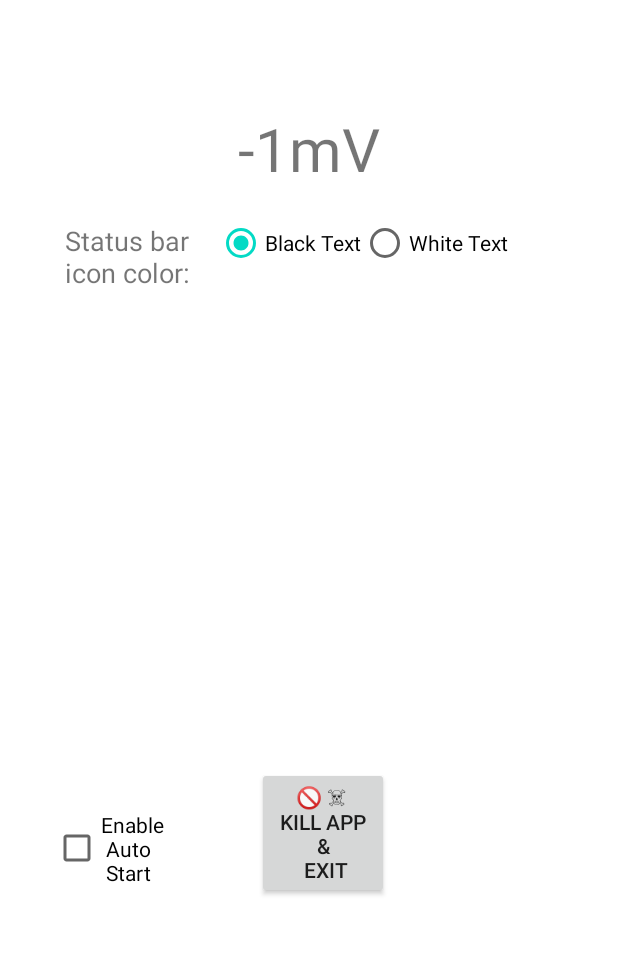
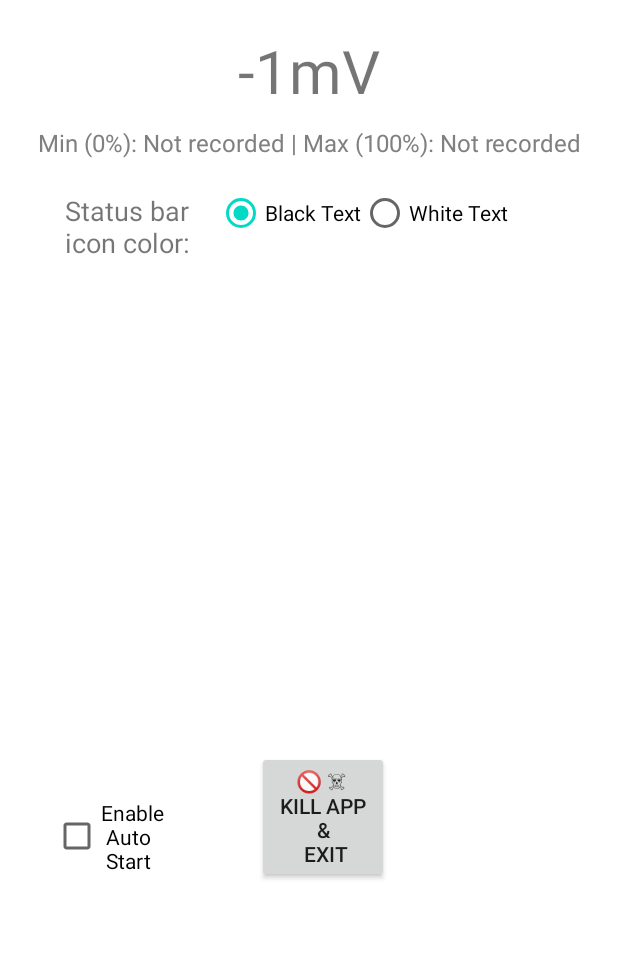
Before and after one commit to Eb43/bateryvoltagedisplay, an Android app: the screen it shows after launch (MainActivity), on a phone screen of 412 x 824 dp, the part 242-1197 px from its top. Run offline under Robolectric (Android 15) with nearby library versions, the phone set to English and light mode, and no system bars.

Commit message:
Add files via upload

```diff
--- a/timenotification/app/src/main/java/com/example/timenotification/MainActivity.java
+++ b/timenotification/app/src/main/java/com/example/timenotification/MainActivity.java
@@ -27,11 +27,14 @@ public class MainActivity extends Activity {
     private static final String TAG = "MainActivity";
     private static final int NOTIFICATION_PERMISSION_REQUEST_CODE = 1;
     private TextView voltageTextView;
+    private TextView minMaxVoltageTextView;
     private Handler handler = new Handler();
     private int colorIndex = 0;
     private CheckBox autostartCheckBox;
     private static final String PREFS_NAME = "MyPrefs";
     private static final String AUTO_START_KEY = "AutoStart";
+    private static final String MIN_VOLTAGE_KEY = "MinVoltage";
+    private static final String MAX_VOLTAGE_KEY = "MaxVoltage";
     private int[] colors = new int[]{
             Color.parseColor("#A52A2A"),  // Brown
             Color.parseColor("#808080"),  // Grey
@@ -43,18 +46,23 @@ public class MainActivity extends Activity {
     private RadioButton radioWhite;
     private static final String RADIO_CHOSEN_BLACK_KEY = "RadioChosenBlack";
 
+    // Variables for tracking max voltage
+    private int highestVoltageValue = 0;
+    private int stableVoltageCounter = 0;
+    private boolean maxVoltageRecorded = false;
+
     @Override
     protected void onCreate(Bundle savedInstanceState) {
         super.onCreate(savedInstanceState);
         setContentView(R.layout.activity_main);
 
         voltageTextView = findViewById(R.id.voltageTextView);
+        minMaxVoltageTextView = findViewById(R.id.minMaxVoltageTextView);
         autostartCheckBox = findViewById(R.id.autostartCheckBox);
 
         textColorRadioGroup = findViewById(R.id.textColorRadioGroup);
         radioBlack = findViewById(R.id.radioBlack);
         radioWhite = findViewById(R.id.radioWhite);
-
 
         handler.postDelayed(updateVoltageTask, 15000);
 
@@ -65,6 +73,9 @@ public class MainActivity extends Activity {
         boolean radioChosenBlack = prefs.getBoolean(RADIO_CHOSEN_BLACK_KEY, true);
         radioBlack.setChecked(radioChosenBlack);
         radioWhite.setChecked(!radioChosenBlack);
+
+        // Update min/max voltage display
+        updateMinMaxVoltageDisplay();
 
         // Set checkbox change listener
         autostartCheckBox.setOnCheckedChangeListener(new CompoundButton.OnCheckedChangeListener() {
@@ -119,15 +130,91 @@ public class MainActivity extends Activity {
         stopService(intent);
     }
 
+    private void updateMinMaxVoltageDisplay() {
+        SharedPreferences prefs = getSharedPreferences(PREFS_NAME, MODE_PRIVATE);
+        int minVoltage = prefs.getInt(MIN_VOLTAGE_KEY, -1);
+        int maxVoltage = prefs.getInt(MAX_VOLTAGE_KEY, -1);
+
+        String minText = "Not recorded";
+        String maxText = "Not recorded";
+
+        if (minVoltage != -1) {
+            minText = String.valueOf(minVoltage / 1000.0) + " V";
+        }
+
+        if (maxVoltage != -1) {
+            maxText = String.valueOf(maxVoltage / 1000.0) + " V";
+        }
+
+        minMaxVoltageTextView.setText("Min (0%): " + minText + " | Max (100%): " + maxText);
+    }
+
+    private void checkAndRecordMinVoltage(int batteryPercent, int voltage) {
+        if (batteryPercent <= 1) {  // Battery is at 1% or less
+            SharedPreferences prefs = getSharedPreferences(PREFS_NAME, MODE_PRIVATE);
+            int currentMinVoltage = prefs.getInt(MIN_VOLTAGE_KEY, -1);
+
+            // Only record if we don't have a min voltage yet, or if this voltage is lower
+            if (currentMinVoltage == -1 || voltage < currentMinVoltage) {
+                SharedPreferences.Editor editor = prefs.edit();
+                editor.putInt(MIN_VOLTAGE_KEY, voltage);
+                editor.apply();
+                updateMinMaxVoltageDisplay();
+                Log.d(TAG, "Recorded new min voltage: " + voltage);
+            }
+        }
+    }
+
+    private void checkAndRecordMaxVoltage(int batteryPercent, int voltage) {
+        if (batteryPercent >= 100) {  // Battery is at 100%
+
+            if (voltage > highestVoltageValue) {
+                // New higher voltage found
+                highestVoltageValue = voltage;
+                stableVoltageCounter = 0;  // Reset counter
+                maxVoltageRecorded = false;
+                Log.d(TAG, "New highest voltage: " + voltage);
+            } else if (voltage == highestVoltageValue) {
+                // Voltage is stable at the highest value
+                stableVoltageCounter = stableVoltageCounter + 1;
+
+                // Check every 500ms, so 120 counts = 60 seconds
+                if (stableVoltageCounter >= 120 && maxVoltageRecorded == false) {
+                    SharedPreferences prefs = getSharedPreferences(PREFS_NAME, MODE_PRIVATE);
+                    SharedPreferences.Editor editor = prefs.edit();
+                    editor.putInt(MAX_VOLTAGE_KEY, highestVoltageValue);
+                    editor.apply();
+                    maxVoltageRecorded = true;
+                    updateMinMaxVoltageDisplay();
+                    Log.d(TAG, "Recorded max voltage after 60 seconds stable: " + highestVoltageValue);
+                }
+            }
+        } else {
+            // Battery is not at 100%, reset tracking
+            highestVoltageValue = 0;
+            stableVoltageCounter = 0;
+            maxVoltageRecorded = false;
+        }
+    }
+
     private Runnable updateVoltageTask = new Runnable() {
         @Override
         public void run() {
             IntentFilter ifilter = new IntentFilter(Intent.ACTION_BATTERY_CHANGED);
             Intent batteryStatus = registerReceiver(null, ifilter);
             int voltage = batteryStatus != null ? batteryStatus.getIntExtra(BatteryManager.EXTRA_VOLTAGE, -1) : -1;
+            int batteryPercent = batteryStatus != null ? batteryStatus.getIntExtra(BatteryManager.EXTRA_LEVEL, -1) : -1;
+
             voltageTextView.setText("" + voltage/1000.0 + " V");
             voltageTextView.setTextColor(colors[colorIndex]);
             colorIndex = (colorIndex + 1) % colors.length;
+
+            // Check and record min/max voltages
+            if (voltage != -1 && batteryPercent != -1) {
+                checkAndRecordMinVoltage(batteryPercent, voltage);
+                checkAndRecordMaxVoltage(batteryPercent, voltage);
+            }
+
             handler.postDelayed(this, 500);
         }
     };
--- a/timenotification/app/src/main/res/layout/activity_main.xml
+++ b/timenotification/app/src/main/res/layout/activity_main.xml
@@ -57,15 +57,26 @@
         android:layout_width="wrap_content"
         android:layout_height="wrap_content"
         android:layout_centerHorizontal="true"
-        android:layout_marginBottom="152dp"
+        android:layout_marginTop="20dp"
         android:text=" -1mV "
         android:textAlignment="center"
         android:textSize="40sp"
-        app:layout_constraintBottom_toBottomOf="parent"
         app:layout_constraintEnd_toEndOf="parent"
         app:layout_constraintStart_toStartOf="parent"
-        app:layout_constraintTop_toBottomOf="@+id/batvoltageTextView"
-        app:layout_constraintVertical_bias="0.164" />
+        app:layout_constraintTop_toBottomOf="@+id/batvoltageTextView" />
+
+    <TextView
+        android:id="@+id/minMaxVoltageTextView"
+        android:layout_width="wrap_content"
+        android:layout_height="wrap_content"
+        android:layout_marginTop="10dp"
+        android:text="Min (0%): Not recorded | Max (100%): Not recorded"
+        android:textAlignment="center"
+        android:textSize="16sp"
+        android:textColor="#808080"
+        app:layout_constraintEnd_toEndOf="parent"
+        app:layout_constraintStart_toStartOf="parent"
+        app:layout_constraintTop_toBottomOf="@+id/voltageTextView" />
 
     <RadioGroup
         android:id="@+id/textColorRadioGroup"
@@ -78,7 +89,7 @@
         app:layout_constraintEnd_toEndOf="parent"
         app:layout_constraintHorizontal_bias="0.328"
         app:layout_constraintStart_toStartOf="parent"
-        app:layout_constraintTop_toBottomOf="@+id/voltageTextView">
+        app:layout_constraintTop_toBottomOf="@+id/minMaxVoltageTextView">
 
         <TextView
             android:id="@+id/editTextText"
@@ -110,7 +121,7 @@
         android:layout_width="wrap_content"
         android:layout_height="wrap_content"
         android:layout_marginStart="16dp"
-        android:layout_marginTop="112dp"
+        android:layout_marginTop="80dp"
         android:layout_marginEnd="272dp"
         android:layout_marginBottom="13sp"
         android:autoSizeMaxTextSize="15sp"
@@ -129,7 +140,7 @@
         android:id="@+id/exitButton"
         android:layout_width="wrap_content"
         android:layout_height="wrap_content"
-        android:layout_marginTop="200dp"
+        android:layout_marginTop="150dp"
         android:layout_marginBottom="13sp"
         android:autoSizeMaxTextSize="27sp"
         android:autoSizeMinTextSize="8sp"
@@ -141,7 +152,7 @@
         app:layout_constraintHorizontal_bias="0.532"
         app:layout_constraintLeft_toLeftOf="parent"
         app:layout_constraintRight_toRightOf="parent"
-        app:layout_constraintTop_toBottomOf="@+id/voltageTextView"
+        app:layout_constraintTop_toBottomOf="@+id/minMaxVoltageTextView"
         app:layout_constraintVertical_bias="0.845" />
 
 
--- a/timenotification/app/src/main/res/layout/notification.xml
+++ b/timenotification/app/src/main/res/layout/notification.xml
@@ -8,7 +8,7 @@
         android:layout_width="wrap_content"
         android:layout_height="wrap_content"
         android:text="Battery Voltage: "
-        android:textSize="16sp"
+        android:textSize="18sp"
         android:textColor="@android:color/black" />
 
 </RelativeLayout>
```
Also changed, not shown: timenotification/app/src/main/java/com/example/timenotification/TimeNotificationService.java (+26 -5 lines).
